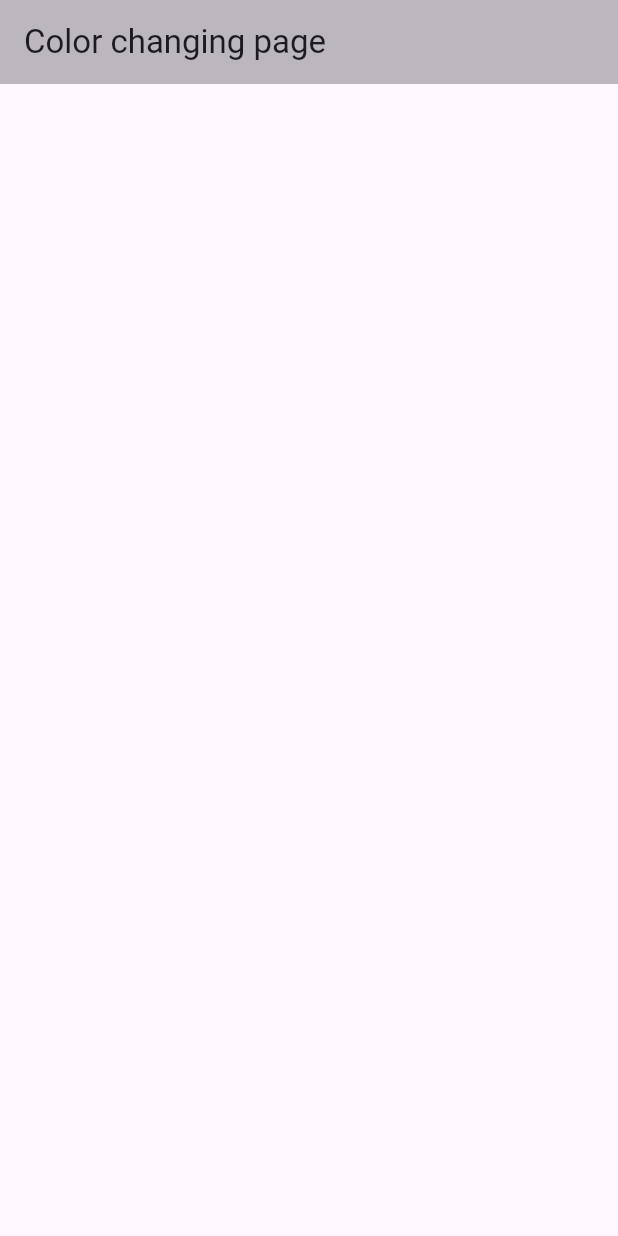
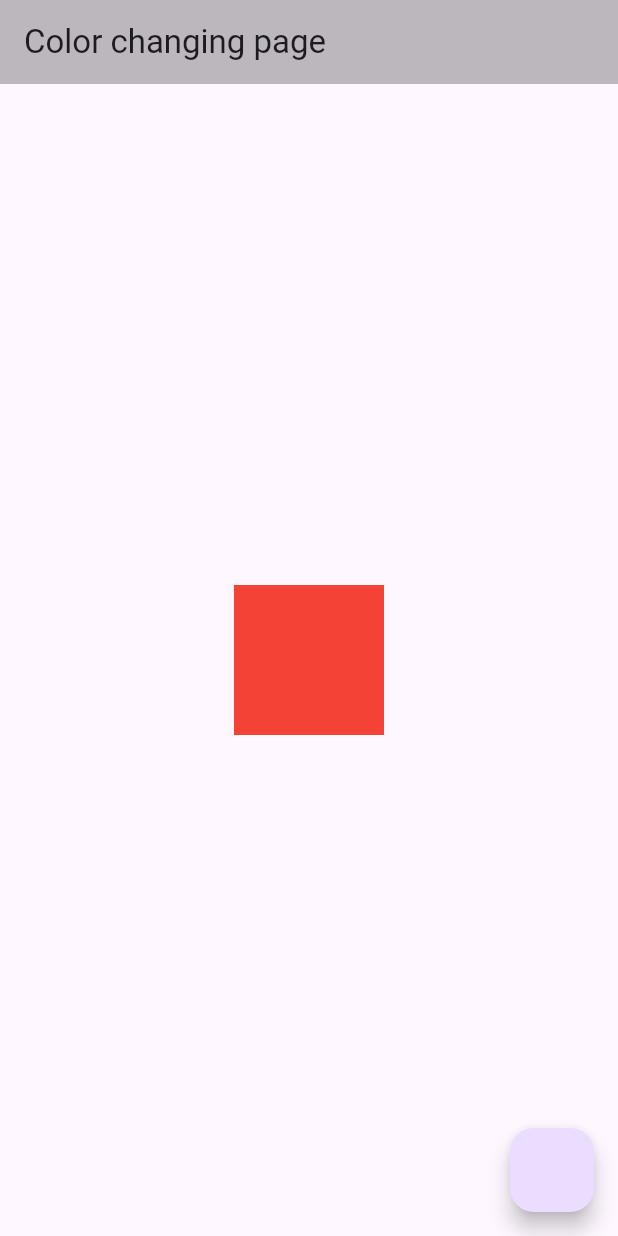
Before and after one commit to RathulVT/flutter, a Flutter app: the screen it shows after launch, on a phone screen of 412 x 824 dp. Run offline on Flutter 3.47's test engine with Material 2 defaults, Android fonts, the phone set to English and light mode, and no system bars.

Commit message:
flutter 3/6/23

```diff
--- a/lib/color_changing.dart
+++ b/lib/color_changing.dart
@@ -9,14 +9,43 @@ class Colorpage extends StatefulWidget {
 }
 
 class _ColorpageState extends State<Colorpage> {
+  Color clr = Colors.red;
+
+  int a = 0;
+
   @override
   Widget build(BuildContext context) {
     return Scaffold(
+      floatingActionButton: FloatingActionButton(
+        onPressed: () {
+          a++;
+
+          if (a == 0) {
+
+            clr = Colors.black;
+          } else{
+            clr = Colors.blueAccent;
+          }
+
+
+          setState(() {
+            clr;
+          });
+
+
+        },
+      ),
       appBar: AppBar(
         backgroundColor: Colors.black26,
         title: Text("Color changing page"),
       ),
-      body: Container(),
+      body: Center(
+        child: Container(
+          height: 100,
+          width: 100,
+          color: clr,
+        ),
+      ),
     );
   }
 }
```
